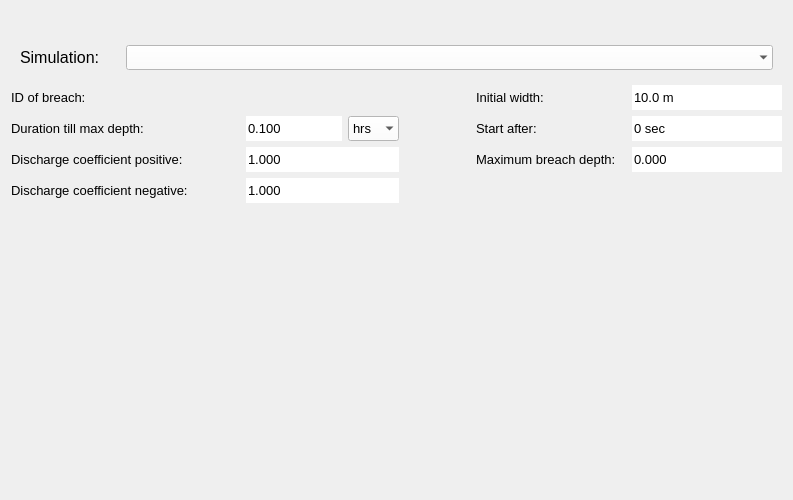
Old version of the form threedi_models_and_simulations/ui/simulation_wizard/page_breaches.ui in the repository nens/threedi-api-qgis-client.
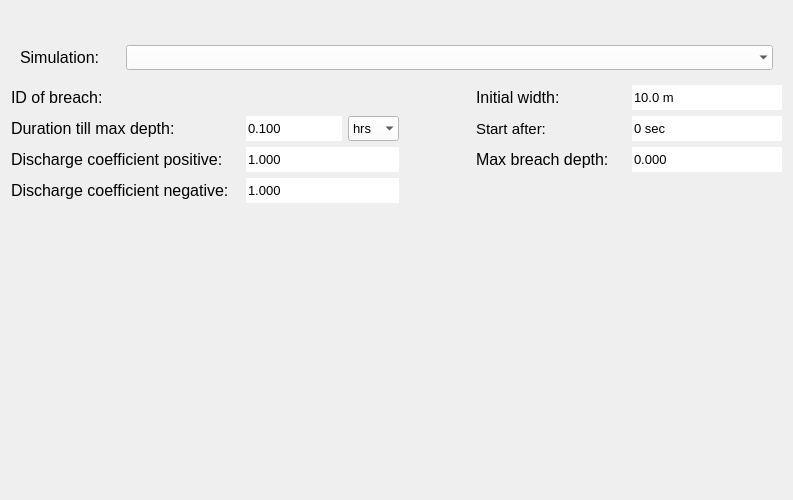
New version of the form.

Commit message: Breaches tab labels font size change.

Patch:
```diff
--- a/threedi_models_and_simulations/ui/simulation_wizard/page_breaches.ui
+++ b/threedi_models_and_simulations/ui/simulation_wizard/page_breaches.ui
@@ -123,7 +123,7 @@
        <property name="font">
         <font>
          <family>Segoe UI</family>
-         <pointsize>10</pointsize>
+         <pointsize>12</pointsize>
         </font>
        </property>
        <property name="text">
@@ -223,7 +223,7 @@
        <property name="font">
         <font>
          <family>Segoe UI</family>
-         <pointsize>10</pointsize>
+         <pointsize>12</pointsize>
         </font>
        </property>
        <property name="text">
@@ -274,7 +274,7 @@
        <property name="font">
         <font>
          <family>Segoe UI</family>
-         <pointsize>10</pointsize>
+         <pointsize>11</pointsize>
         </font>
        </property>
        <property name="text">
@@ -365,7 +365,7 @@
        <property name="font">
         <font>
          <family>Segoe UI</family>
-         <pointsize>10</pointsize>
+         <pointsize>12</pointsize>
         </font>
        </property>
        <property name="text">
@@ -575,7 +575,7 @@
        <property name="font">
         <font>
          <family>Segoe UI</family>
-         <pointsize>10</pointsize>
+         <pointsize>12</pointsize>
         </font>
        </property>
        <property name="text">
@@ -644,7 +644,7 @@
        <property name="font">
         <font>
          <family>Segoe UI</family>
-         <pointsize>10</pointsize>
+         <pointsize>12</pointsize>
         </font>
        </property>
        <property name="text">
@@ -729,11 +729,11 @@
        <property name="font">
         <font>
          <family>Segoe UI</family>
-         <pointsize>10</pointsize>
+         <pointsize>12</pointsize>
         </font>
        </property>
        <property name="text">
-        <string>Maximum breach depth:</string>
+        <string>Max breach depth:</string>
        </property>
       </widget>
      </item>
```
